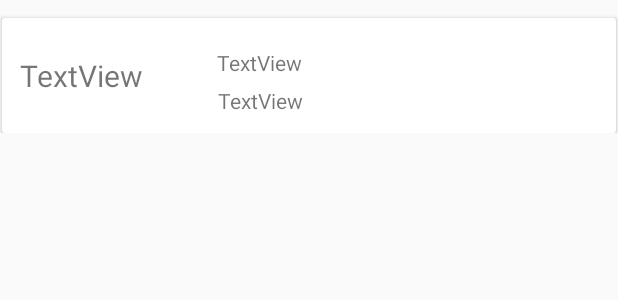
After one commit to frackledust/tamz_android, an Android app: the layout my_row.xml on its own in the app's theme, with its tools: preview values and no code run, on a phone screen of 412 x 824 dp. The commit adds this screen. Shown: the top 300 px of the screen. Run offline under Robolectric (Android 15) with nearby library versions, the phone set to English and light mode, and no system bars.

Commit message:
recycled view

```diff
--- /dev/null
+++ b/sokoview/Sokoban/app/src/main/res/layout/my_row.xml
@@ -0,0 +1,65 @@
+<?xml version="1.0" encoding="utf-8"?>
+<androidx.constraintlayout.widget.ConstraintLayout xmlns:android="http://schemas.android.com/apk/res/android"
+    xmlns:app="http://schemas.android.com/apk/res-auto"
+    xmlns:tools="http://schemas.android.com/tools"
+    android:layout_width="match_parent"
+    android:layout_height="wrap_content"
+    android:id="@+id/row_layout">
+
+    <androidx.cardview.widget.CardView
+        android:id="@+id/card_view"
+        android:layout_marginTop="12dp"
+        android:layout_width="409dp"
+        android:layout_height="wrap_content"
+        android:layout_marginStart="1dp"
+        android:layout_marginLeft="1dp"
+        android:layout_marginEnd="1dp"
+        android:layout_marginRight="1dp"
+        app:layout_constraintEnd_toEndOf="parent"
+        app:layout_constraintStart_toStartOf="parent"
+        app:layout_constraintTop_toTopOf="parent">
+
+        <androidx.constraintlayout.widget.ConstraintLayout
+            android:layout_width="match_parent"
+            android:layout_height="wrap_content"
+            android:padding="12dp">
+
+            <TextView
+                android:id="@+id/text_id"
+                android:layout_width="wrap_content"
+                android:layout_height="wrap_content"
+                android:text="TextView"
+                android:textSize="20sp"
+                app:layout_constraintBottom_toBottomOf="parent"
+                app:layout_constraintStart_toStartOf="parent"
+                app:layout_constraintTop_toTopOf="parent" />
+
+            <TextView
+                android:id="@+id/text_title"
+                android:layout_width="wrap_content"
+                android:layout_height="wrap_content"
+                android:layout_marginStart="49dp"
+                android:layout_marginLeft="49dp"
+                android:layout_marginTop="8dp"
+                android:layout_marginEnd="232dp"
+                android:layout_marginRight="232dp"
+                android:text="TextView"
+                app:layout_constraintEnd_toEndOf="parent"
+                app:layout_constraintHorizontal_bias="0.0"
+                app:layout_constraintStart_toEndOf="@+id/text_id"
+                app:layout_constraintTop_toTopOf="parent" />
+
+            <TextView
+                android:id="@+id/text_moves"
+                android:layout_width="wrap_content"
+                android:layout_height="wrap_content"
+                android:layout_marginStart="50dp"
+                android:layout_marginLeft="50dp"
+                android:layout_marginTop="6dp"
+                android:text="TextView"
+                app:layout_constraintBottom_toBottomOf="parent"
+                app:layout_constraintStart_toEndOf="@+id/text_id"
+                app:layout_constraintTop_toBottomOf="@+id/text_title" />
+        </androidx.constraintlayout.widget.ConstraintLayout>
+    </androidx.cardview.widget.CardView>
+</androidx.constraintlayout.widget.ConstraintLayout>
```
Also changed, not shown: sokoview/Sokoban/app/src/main/AndroidManifest.xml (+7 -0 lines), sokoview/Sokoban/app/src/main/java/com/vsb/kru13/sokoban/CustomAdapter.java (added, +72 -0 lines), sokoview/Sokoban/app/src/main/java/com/vsb/kru13/sokoban/LevelsRecycledActivity.java (added, +61 -0 lines), sokoview/Sokoban/app/src/main/java/com/vsb/kru13/sokoban/MainActivity.java (+27 -13 lines), sokoview/Sokoban/app/src/main/java/com/vsb/kru13/sokoban/MyDatabase.java (added, +62 -0 lines), sokoview/Sokoban/app/src/main/java/com/vsb/kru13/sokoban/SokoView.java (+9 -5 lines), sokoview/Sokoban/app/src/main/res/layout/activity_levels_recycled.xml (added, +25 -0 lines).
